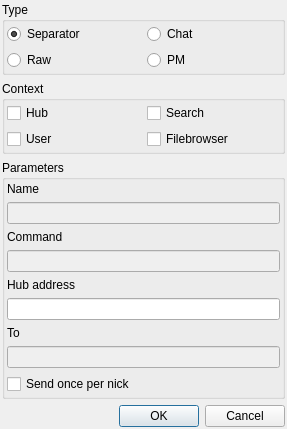
eiskaltdcpp/eiskaltdcpp, file eiskaltdcpp/ui/UIUserCommands.ui: the form before one commit.
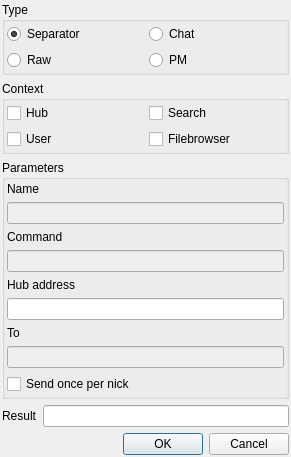
The form after the commit. Custom widgets are drawn as their Qt base class.

Commit message: basic support for user commands (only add and remove operation

What changed in the file:
```diff
--- a/eiskaltdcpp/ui/UIUserCommands.ui
+++ b/eiskaltdcpp/ui/UIUserCommands.ui
@@ -6,8 +6,8 @@
    <rect>
     <x>0</x>
     <y>0</y>
-    <width>287</width>
-    <height>401</height>
+    <width>291</width>
+    <height>429</height>
    </rect>
   </property>
   <property name="windowTitle">
@@ -17,7 +17,7 @@
    <property name="margin">
     <number>2</number>
    </property>
-   <item row="0" column="0">
+   <item row="0" column="0" colspan="2">
     <widget class="QGroupBox" name="groupBox">
      <property name="title">
       <string>Type</string>
@@ -60,7 +60,7 @@
      </layout>
     </widget>
    </item>
-   <item row="1" column="0">
+   <item row="1" column="0" colspan="2">
     <widget class="QGroupBox" name="groupBox_2">
      <property name="title">
       <string>Context</string>
@@ -100,7 +100,7 @@
      </layout>
     </widget>
    </item>
-   <item row="2" column="0">
+   <item row="2" column="0" colspan="2">
     <widget class="QGroupBox" name="groupBox_3">
      <property name="title">
       <string>Parameters</string>
@@ -109,59 +109,59 @@
       <property name="margin">
        <number>2</number>
       </property>
-      <item row="1" column="0">
+      <item row="1" column="1">
        <widget class="LineEdit" name="lineEdit_NAME">
         <property name="enabled">
          <bool>false</bool>
         </property>
        </widget>
       </item>
-      <item row="3" column="0">
+      <item row="3" column="1">
        <widget class="LineEdit" name="lineEdit_CMD">
         <property name="enabled">
          <bool>false</bool>
         </property>
        </widget>
       </item>
-      <item row="5" column="0">
+      <item row="5" column="1">
        <widget class="LineEdit" name="lineEdit_HUB"/>
       </item>
-      <item row="7" column="0">
+      <item row="7" column="1">
        <widget class="LineEdit" name="lineEdit_TO">
         <property name="enabled">
          <bool>false</bool>
         </property>
        </widget>
       </item>
-      <item row="0" column="0">
+      <item row="0" column="1">
        <widget class="QLabel" name="label">
         <property name="text">
          <string>Name</string>
         </property>
        </widget>
       </item>
-      <item row="2" column="0">
+      <item row="2" column="1">
        <widget class="QLabel" name="label_2">
         <property name="text">
          <string>Command</string>
         </property>
        </widget>
       </item>
-      <item row="4" column="0">
+      <item row="4" column="1">
        <widget class="QLabel" name="label_3">
         <property name="text">
          <string>Hub address</string>
         </property>
        </widget>
       </item>
-      <item row="6" column="0">
+      <item row="6" column="1">
        <widget class="QLabel" name="label_4">
         <property name="text">
          <string>To</string>
         </property>
        </widget>
       </item>
-      <item row="8" column="0">
+      <item row="8" column="1">
        <widget class="QCheckBox" name="checkBox_SENDONCE">
         <property name="text">
          <string>Send once per nick</string>
@@ -171,13 +171,27 @@
      </layout>
     </widget>
    </item>
-   <item row="3" column="0">
+   <item row="4" column="0" colspan="2">
     <widget class="QDialogButtonBox" name="buttonBox">
      <property name="standardButtons">
       <set>QDialogButtonBox::Cancel|QDialogButtonBox::Ok</set>
      </property>
     </widget>
    </item>
+   <item row="3" column="1">
+    <widget class="QLineEdit" name="lineEdit_RESULT">
+     <property name="readOnly">
+      <bool>true</bool>
+     </property>
+    </widget>
+   </item>
+   <item row="3" column="0">
+    <widget class="QLabel" name="label_5">
+     <property name="text">
+      <string>Result</string>
+     </property>
+    </widget>
+   </item>
   </layout>
  </widget>
  <customwidgets>
```
The commit also changes 9 other files.
